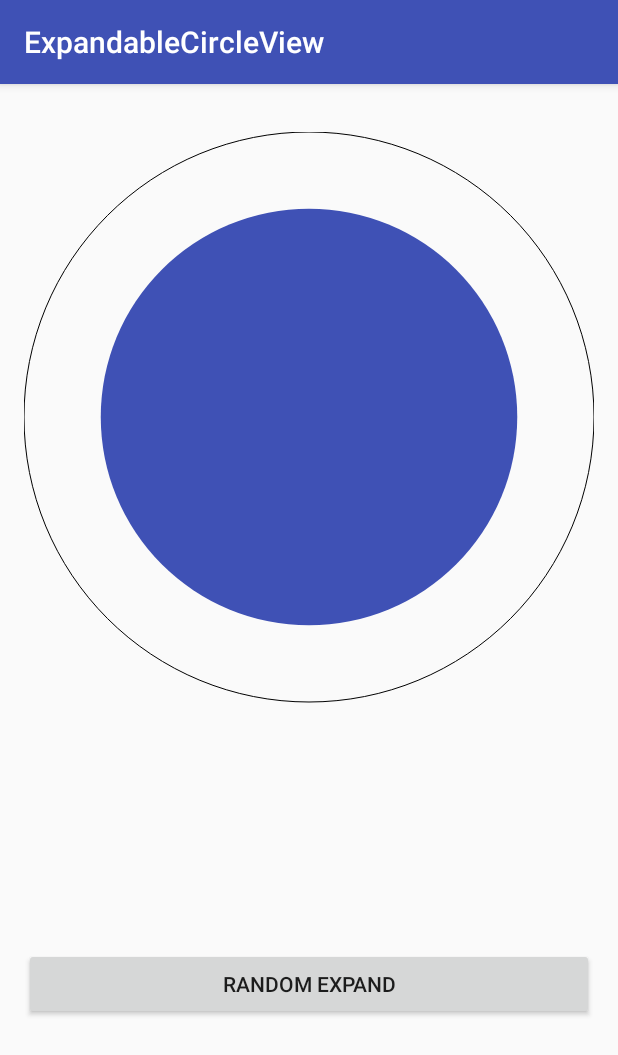
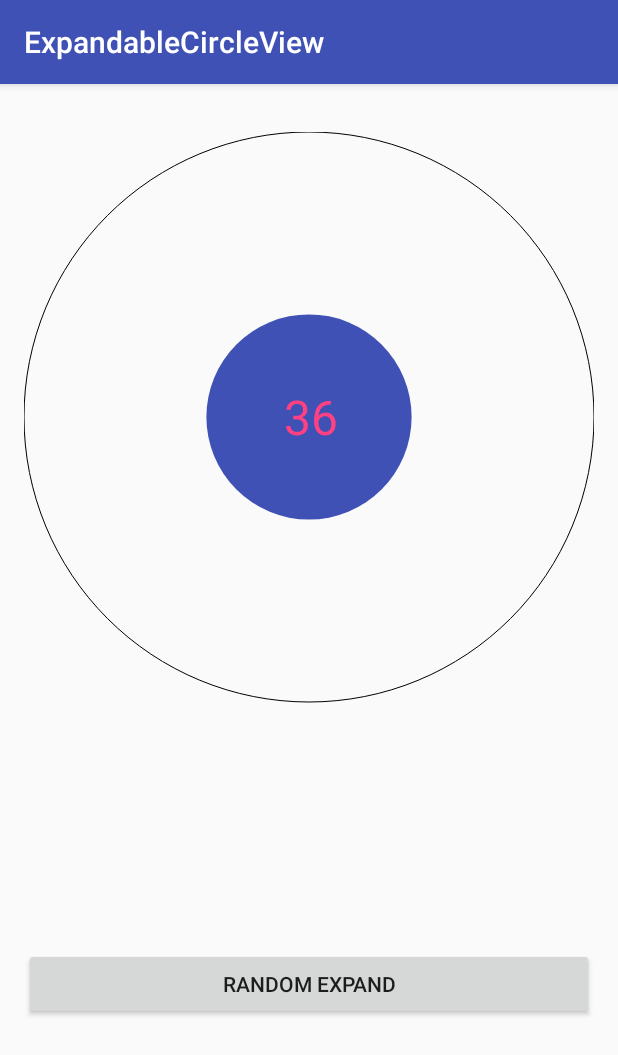
Before and after one commit to nex3z/ExpandableCircleView, an Android app: the screen it shows after launch (MainActivity), after a tap on "RANDOM EXPAND", on a phone screen of 412 x 824 dp. Shown: the top 1055 px of the screen. Run offline under Robolectric (Android 15) with nearby library versions, the phone set to English and light mode, and no system bars.

Commit message:
Add progress text.

```diff
--- a/expandablecircleview/src/main/java/com/nex3z/expandablecircleview/ExpandableCircleView.java
+++ b/expandablecircleview/src/main/java/com/nex3z/expandablecircleview/ExpandableCircleView.java
@@ -6,30 +6,45 @@ import android.content.res.TypedArray;
 import android.graphics.Canvas;
 import android.graphics.Color;
 import android.graphics.Paint;
+import android.graphics.Rect;
 import android.os.Bundle;
 import android.os.Parcelable;
 import android.util.AttributeSet;
+import android.util.TypedValue;
 import android.view.View;
 
 public class ExpandableCircleView extends View {
+    private static final String LOG_TAG = ExpandableCircleView.class.getSimpleName();
 
     private static final int DEFAULT_OUTER_COLOR = Color.BLACK;
     private static final int DEFAULT_INNER_COLOR = Color.BLUE;
     private static final int DEFAULT_HEIGHT = 200;
     private static final int DEFAULT_WIDTH = 200;
     private static final int DEFAULT_EXPAND_ANIMATION_DURATION = 100;
-    private static final float DEFAULT_INNER_CIRCLE_PROPORTION = 0.5f;
+    private static final boolean DEFAULT_SHOW_PROGRESS = false;
+    private static final float DEFAULT_PROGRESS_TEXT_SIZE_DP = 32;
+    private static final int DEFAULT_PROGRESS_TEXT_COLOR = Color.BLACK;
+
+    private static final int DEFAULT_MAX = 100;
 
     private static final String SUPER_STATE_KEY = "super_state";
     private static final String OUTER_COLOR_KEY = "outer_color";
     private static final String INNER_COLOR_KEY = "inner_color";
 
-    private int mOuterColor = DEFAULT_OUTER_COLOR;
-    private int mInnerColor = DEFAULT_INNER_COLOR;
-    private int mExpandAnimationDuration = DEFAULT_EXPAND_ANIMATION_DURATION;
-    private float mProportion = 0;
+    private int mOuterColor;
+    private int mInnerColor;
+    private int mExpandAnimationDuration;
+    private boolean mShowProgressText;
+    private float mProgressTextSize;
+    private int mProgressTextColor;
+
+    private int mMax;
+    private int mProgress = 0;
+
     private Paint mOuterPaint = new Paint(Paint.ANTI_ALIAS_FLAG);
     private Paint mInnerPaint = new Paint(Paint.ANTI_ALIAS_FLAG);
+    private Paint mProgressTextPaint = new Paint(Paint.ANTI_ALIAS_FLAG);
+    private Rect mProgressTextRect = new Rect();
     private ObjectAnimator mExpandAnimator;
 
     public ExpandableCircleView(Context context) {
@@ -55,11 +70,18 @@ public class ExpandableCircleView extends View {
                     DEFAULT_OUTER_COLOR);
             mInnerColor = a.getColor(R.styleable.ExpandableCircleView_innerColor,
                     DEFAULT_INNER_COLOR);
-            mProportion = a.getFloat(R.styleable.ExpandableCircleView_proportion,
-                    DEFAULT_INNER_CIRCLE_PROPORTION);
+
+            mMax = a.getInt(R.styleable.ExpandableCircleView_max, DEFAULT_MAX);
             mExpandAnimationDuration = a.getInt(
                     R.styleable.ExpandableCircleView_expandAnimationDuration,
                     DEFAULT_EXPAND_ANIMATION_DURATION);
+            mShowProgressText = a.getBoolean(R.styleable.ExpandableCircleView_showProgressText,
+                    DEFAULT_SHOW_PROGRESS);
+            mProgressTextSize = a.getDimensionPixelSize(
+                    R.styleable.ExpandableCircleView_progressTextSize,
+                    (int)dpToPx(DEFAULT_PROGRESS_TEXT_SIZE_DP));
+            mProgressTextColor = a.getColor(R.styleable.ExpandableCircleView_progressTextColor,
+                    DEFAULT_PROGRESS_TEXT_COLOR);
         } finally {
             a.recycle();
         }
@@ -70,9 +92,13 @@ public class ExpandableCircleView extends View {
     private void init() {
         mOuterPaint.setColor(mOuterColor);
         mOuterPaint.setStyle(Paint.Style.STROKE);
+
         mInnerPaint.setColor(mInnerColor);
 
-        mExpandAnimator = ObjectAnimator.ofFloat(this, "Proportion", 0);
+        mProgressTextPaint.setColor(mProgressTextColor);
+        mProgressTextPaint.setTextSize(mProgressTextSize);
+
+        mExpandAnimator = ObjectAnimator.ofInt(this, "Progress", 0);
     }
 
     @Override
@@ -111,8 +137,16 @@ public class ExpandableCircleView extends View {
         float cx = paddingLeft + borderRadius;
         float cy = paddingTop + borderRadius;
 
+        float proportion = (float)mProgress / mMax;
         canvas.drawCircle(cx, cy, borderRadius, mOuterPaint);
-        canvas.drawCircle(cx, cy, borderRadius * mProportion, mInnerPaint);
+        canvas.drawCircle(cx, cy, borderRadius * proportion, mInnerPaint);
+
+        if (mShowProgressText) {
+            String progress = String.valueOf(mProgress);
+            mProgressTextPaint.getTextBounds(progress, 0, progress.length(), mProgressTextRect);
+            canvas.drawText(progress, cx - mProgressTextRect.width() / 2,
+                    cy + mProgressTextRect.height() / 2, mProgressTextPaint);
+        }
     }
 
     @Override
@@ -139,38 +173,124 @@ public class ExpandableCircleView extends View {
     }
 
     /**
-     * Expand inner circle with animation.
+     * Gets the current progress.
      *
-     * @param proportion the proportion of the inner circle to expand
+     * @return the current progress, between 0 and getMax()
      */
-    public void expand(float proportion) {
-        if (proportion > 1) {
-            return;
+    public int getProgress() {
+        return mProgress;
     }
 
+    /**
+     * Sets the current progress to the specified value and immediately update the proportion of
+     * the inner circle.
+     *
+     * @param progress the new progress value, between 0 and getMax()
+     */
+    public void setProgress(int progress) {
+        if (progress > getMax()) {
+            mProgress = getMax();
+        } else {
+            mProgress = progress;
+        }
+        invalidate();
+    }
+
+    /**
+     * Sets the current progress to the specified value, optionally animating the proportion of the
+     * inner circle between the current and target values.
+     *
+     * @param progress the new progress value, between 0 and getMax()
+     * @param animate true to animate between the current and target values or false to not animate
+     */
+    public void setProgress(int progress, boolean animate) {
+        if (!animate) {
+            setProgress(progress);
+        } else {
+            int target = progress > getMax() ? getMax() : progress;
             if (mExpandAnimator.isRunning()) {
                 mExpandAnimator.cancel();
             }
-        mExpandAnimator.setFloatValues(proportion);
+            mExpandAnimator.setIntValues(target);
             mExpandAnimator.setDuration(mExpandAnimationDuration).start();
+        }
     }
 
     /**
-     * Gets the proportion of the inner circle.
+     * Return the upper limit of this progress bar's range.
      *
-     * @return the proportion of the inner circle
+     * @return the upper limit of this progress bar's range
      */
-    public float getProportion() {
-        return mProportion;
+    public int getMax() {
+        return mMax;
     }
 
     /**
-     * Expands inner circle to specific proportion without animation.
+     * Set the range of the progress bar to 0...max.
      *
-     * @param proportion the proportion of the inner circle to expand
+     * @param max the upper range of this progress bar
      */
-    public void setProportion(float proportion) {
-        mProportion = proportion;
+    public void setMax(int max) {
+        mMax = max;
+        invalidate();
+    }
+
+    /**
+     * Gets the color of the progress text.
+     *
+     * @return the color of the progress text
+     */
+    public int getProgressTextColor() {
+        return mProgressTextColor;
+    }
+
+    /**
+     * Sets color of the progress text.
+     *
+     * @param progressTextColor color of the progress text
+     */
+    public void setProgressTextColor(int progressTextColor) {
+        mProgressTextColor = progressTextColor;
+        mProgressTextPaint.setColor(mProgressTextColor);
+        invalidate();
+    }
+
+    /**
+     * Gets the size (in pixels) of progress text.
+     *
+     * @return the size (in pixels) of progress text
+     */
+    public float getProgressTextSize() {
+        return mProgressTextSize;
+    }
+
+    /**
+     * Sets the size (in pixels) of progress text.
+     *
+     * @param progressTextSize the size (in pixels) of progress text
+     */
+    public void setProgressTextSize(float progressTextSize) {
+        mProgressTextSize = progressTextSize;
+        mProgressTextPaint.setTextSize(mProgressTextSize);
+        invalidate();
+    }
+
+    /**
+     * Returns whether the progress text is shown in the center of the circle. The default is false.
+     *
+     * @return  whether the progress text is shown in the center of the circle
+     */
+    public boolean getShowProgressText() {
+        return mShowProgressText;
+    }
+
+    /**
+     * Sets whether the progress text is shown in the center of the circle.
+     *
+     * @param showProgressText set true to show progress text, false to hide the text
+     */
+    public void setShowProgressText(boolean showProgressText) {
+        mShowProgressText = showProgressText;
         invalidate();
     }
 
@@ -186,7 +306,7 @@ public class ExpandableCircleView extends View {
     /**
      * Changes the color of outer circle.
      *
-     * @param color the color of the outer circle.
+     * @param color the color of the outer circle
      */
     public void setOuterColor(int color) {
         mOuterColor = color;
@@ -230,4 +350,9 @@ public class ExpandableCircleView extends View {
         mExpandAnimationDuration = duration;
     }
 
+    private float dpToPx(float dp){
+        return TypedValue.applyDimension(
+                TypedValue.COMPLEX_UNIT_DIP, dp, getResources().getDisplayMetrics());
     }
+
+}
--- a/expandablecircleview/src/main/res/values/attrs.xml
+++ b/expandablecircleview/src/main/res/values/attrs.xml
@@ -3,7 +3,12 @@
     <declare-styleable name="ExpandableCircleView">
         <attr name="innerColor" format="color" />
         <attr name="outerColor" format="color" />
-        <attr name="proportion" format="float" />
+
+        <attr name="max" format="integer" />
         <attr name="expandAnimationDuration" format="integer" />
+
+        <attr name="showProgressText" format="boolean" />
+        <attr name="progressTextSize" format="dimension"/>
+        <attr name="progressTextColor" format="color"/>
     </declare-styleable>
 </resources>
--- a/sample/src/main/java/com/nex3z/expandablecircleview/sample/MainActivity.java
+++ b/sample/src/main/java/com/nex3z/expandablecircleview/sample/MainActivity.java
@@ -30,16 +30,16 @@ public class MainActivity extends AppCompatActivity {
 
         mCircle = (ExpandableCircleView) findViewById(R.id.circle);
         mCircle.setExpandAnimationDuration(EXPAND_DURATION);
-        mCircle.setProportion(0);
+        mCircle.setProgress(0);
 
-        mHandler.sendMessageDelayed(mHandler.obtainMessage(EVENT_EXPAND), EXPAND_DURATION);
+         mHandler.sendMessageDelayed(mHandler.obtainMessage(EVENT_EXPAND), EXPAND_DURATION);
 
         Button button = (Button) findViewById(R.id.btn_change_size);
         button.setOnClickListener(new View.OnClickListener() {
             @Override
             public void onClick(View v) {
                 mAuto = false;
-                mCircle.expand(mRnd.nextFloat());
+                mCircle.setProgress(mRnd.nextInt(100), true);
             }
         });
     }
@@ -58,9 +58,9 @@ public class MainActivity extends AppCompatActivity {
                     MainActivity activity = mActivityRef.get();
                     if (activity != null && activity.mAuto) {
                         if (activity.mExpand) {
-                            activity.mCircle.expand(1);
+                            activity.mCircle.setProgress(100, true);
                         } else {
-                            activity.mCircle.expand(0);
+                            activity.mCircle.setProgress(0, true);
                         }
                         activity.mExpand = !activity.mExpand;
 
--- a/sample/src/main/res/layout/activity_main.xml
+++ b/sample/src/main/res/layout/activity_main.xml
@@ -20,7 +20,9 @@
         android:layout_marginBottom="16dp"
         android:layout_gravity="center"
         app:innerColor="@color/colorPrimary"
-        app:expandAnimationDuration="150"/>
+        app:showProgressText="true"
+        app:progressTextColor="@color/colorAccent"
+        app:progressTextSize="32sp"/>
 
     <LinearLayout
         android:orientation="vertical"
```
Lines whose indentation alone changed are shown as unchanged.
